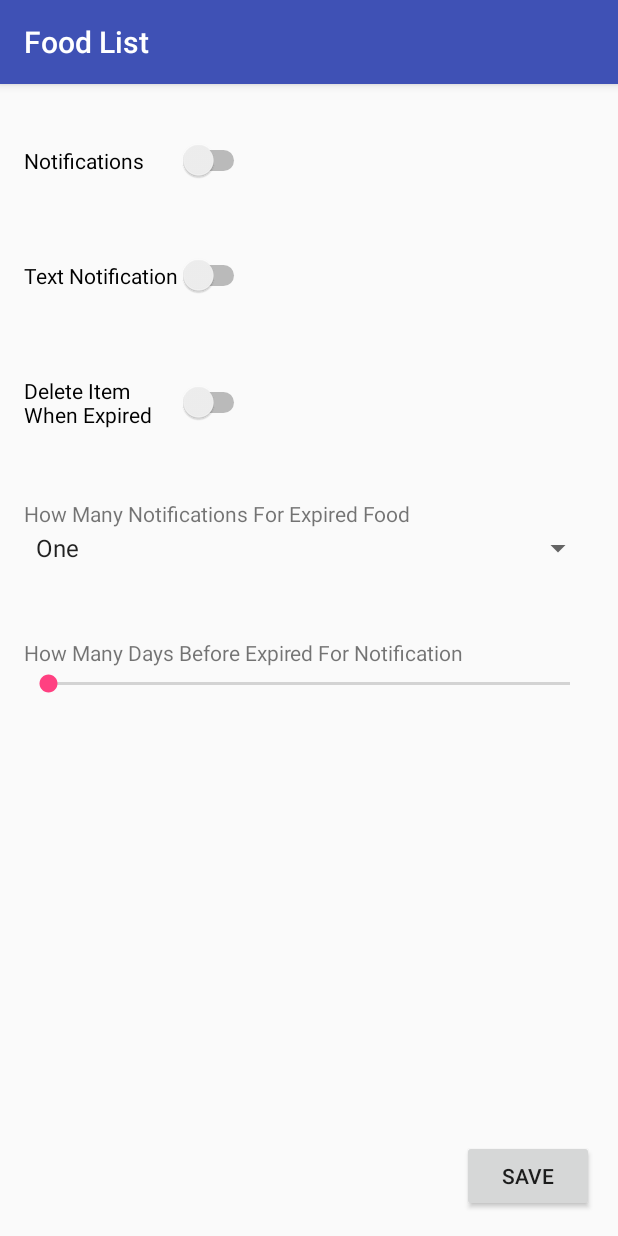
After one commit to teeganduong/eXpire, an Android app: the Settings screen opened directly, with no data from a screen before it, on a phone screen of 412 x 824 dp. The commit adds this screen. Run offline under Robolectric (Android 15) with nearby library versions, the phone set to English and light mode, and no system bars.

Commit message:
Settings

```diff
--- a/TestApp/app/src/main/AndroidManifest.xml
+++ b/TestApp/app/src/main/AndroidManifest.xml
@@ -16,6 +16,8 @@
                 <category android:name="android.intent.category.LAUNCHER" />
             </intent-filter>
         </activity>
+        <activity android:name=".Settings"></activity>
+
     </application>
 
 </manifest>
--- a/TestApp/app/src/main/java/expire/testapp/MainActivity.java
+++ b/TestApp/app/src/main/java/expire/testapp/MainActivity.java
@@ -3,6 +3,7 @@ package expire.testapp;
 import android.app.FragmentManager;
 import android.content.ContentValues;
 import android.content.DialogInterface;
+import android.content.Intent;
 import android.database.Cursor;
 import android.database.sqlite.SQLiteDatabase;
 import android.os.Bundle;
@@ -13,6 +14,7 @@ import android.view.MenuItem;
 import android.view.View;
 import android.widget.ArrayAdapter;
 import android.widget.EditText;
+import android.widget.ImageButton;
 import android.widget.ListView;
 import android.widget.TextView;
 import android.app.DialogFragment;
@@ -34,6 +36,16 @@ public class MainActivity extends AppCompatActivity implements DialogInterface.O
         setContentView(R.layout.activity_main);
         mHelper = new FoodItemDbHelper(this);
         mFoodItemListView = (ListView) findViewById(R.id.list_todo);
+
+        final ImageButton a=(ImageButton) findViewById(R.id.setting);
+
+        a.setOnClickListener(new View.OnClickListener() {
+            @Override
+            public void onClick(View view) {
+                Intent aa= new Intent(MainActivity.this , Settings.class);
+                startActivity(aa);
+            }
+        });
 
         updateUI();
     }
--- /dev/null
+++ b/TestApp/app/src/main/java/expire/testapp/Settings.java
@@ -0,0 +1,28 @@
+package expire.testapp;
+
+import android.content.Intent;
+import android.support.v7.app.AppCompatActivity;
+import android.os.Bundle;
+import android.view.View;
+import android.widget.Button;
+import android.widget.EditText;
+
+public class Settings extends AppCompatActivity {
+
+    @Override
+    protected void onCreate(Bundle savedInstanceState) {
+        super.onCreate(savedInstanceState);
+        setContentView(R.layout.activity_setting);
+
+        final Button a=(Button) findViewById(R.id.button);
+        a.setOnClickListener(new View.OnClickListener() {
+            @Override
+            public void onClick(View view) {
+                Intent aa= new Intent(Settings.this , MainActivity.class);
+                startActivity(aa);
+            }
+        });
+
+        final EditText taskEditText = new EditText(this);
+    }
+}
--- a/TestApp/app/src/main/res/layout/activity_main.xml
+++ b/TestApp/app/src/main/res/layout/activity_main.xml
@@ -1,5 +1,6 @@
 <?xml version="1.0" encoding="utf-8"?>
 <RelativeLayout xmlns:android="http://schemas.android.com/apk/res/android"
+    xmlns:app="http://schemas.android.com/apk/res-auto"
     xmlns:tools="http://schemas.android.com/tools"
     android:layout_width="match_parent"
     android:layout_height="match_parent"
@@ -9,6 +10,16 @@
     android:paddingTop="16dp"
     tools:context="expire.testapp.MainActivity">
 
+
+    <ImageButton
+        android:id="@+id/setting"
+        android:layout_width="wrap_content"
+        android:layout_height="wrap_content"
+        android:layout_alignParentBottom="true"
+        android:layout_alignParentLeft="true"
+        android:layout_alignParentStart="true"
+        app:srcCompat="@android:drawable/ic_menu_manage" />
+
     <ListView
         android:id="@+id/list_todo"
         android:layout_width="wrap_content"
--- /dev/null
+++ b/TestApp/app/src/main/res/layout/activity_setting.xml
@@ -0,0 +1,95 @@
+<?xml version="1.0" encoding="utf-8"?>
+<RelativeLayout xmlns:android="http://schemas.android.com/apk/res/android"
+    xmlns:app="http://schemas.android.com/apk/res-auto"
+    xmlns:tools="http://schemas.android.com/tools"
+    android:layout_width="match_parent"
+    android:layout_height="match_parent"
+    android:paddingBottom="16dp"
+    android:paddingLeft="16dp"
+    android:paddingRight="16dp"
+    android:paddingTop="16dp"
+    tools:context="expire.testapp.MainActivity">
+
+    <Switch
+        android:id="@+id/switch1"
+        android:layout_width="wrap_content"
+        android:layout_height="wrap_content"
+        android:layout_alignEnd="@+id/switch2"
+        android:layout_alignParentLeft="true"
+        android:layout_alignParentStart="true"
+        android:layout_alignParentTop="true"
+        android:layout_alignRight="@+id/switch2"
+        android:layout_marginTop="21dp"
+        android:text="Notifications" />
+
+    <Switch
+        android:id="@+id/switch2"
+        android:layout_width="wrap_content"
+        android:layout_height="wrap_content"
+        android:layout_alignParentLeft="true"
+        android:layout_alignParentStart="true"
+        android:layout_below="@+id/switch1"
+        android:layout_marginTop="49dp"
+        android:text="Text Notification" />
+
+    <Switch
+        android:id="@+id/switch3"
+        android:layout_width="wrap_content"
+        android:layout_height="wrap_content"
+        android:layout_alignEnd="@+id/switch2"
+        android:layout_alignRight="@+id/switch2"
+        android:layout_below="@+id/switch2"
+        android:layout_marginTop="53dp"
+        android:text="Delete Item When Expired" />
+
+    <Spinner
+        android:id="@+id/spinner"
+        android:entries="@array/days"
+        android:layout_width="match_parent"
+        android:layout_height="wrap_content"
+        android:layout_alignParentLeft="true"
+        android:layout_alignParentStart="true"
+        android:layout_below="@+id/switch3"
+        android:layout_marginTop="67dp" />
+
+    <SeekBar
+        android:id="@+id/seekBar"
+        android:layout_width="wrap_content"
+        android:layout_height="wrap_content"
+        android:layout_alignParentEnd="true"
+        android:layout_alignParentLeft="true"
+        android:layout_alignParentRight="true"
+        android:layout_alignParentStart="true"
+        android:layout_below="@+id/spinner"
+        android:layout_marginTop="69dp" />
+
+    <Button
+        android:id="@+id/button"
+        android:layout_width="wrap_content"
+        android:layout_height="wrap_content"
+        android:layout_alignParentBottom="true"
+        android:layout_alignParentEnd="true"
+        android:layout_alignParentRight="true"
+        android:text="Save" />
+
+    <TextView
+        android:id="@+id/textView"
+        android:layout_width="wrap_content"
+        android:layout_height="wrap_content"
+        android:layout_alignBottom="@+id/seekBar"
+        android:layout_alignParentLeft="true"
+        android:layout_alignParentStart="true"
+        android:layout_marginBottom="20dp"
+        android:text="How Many Days Before Expired For Notification"
+        android:visibility="visible" />
+
+    <TextView
+        android:id="@+id/textView2"
+        android:layout_width="wrap_content"
+        android:layout_height="wrap_content"
+        android:layout_alignBottom="@+id/spinner"
+        android:layout_alignParentLeft="true"
+        android:layout_alignParentStart="true"
+        android:layout_marginBottom="25dp"
+        android:text="How Many Notifications For Expired Food" />
+</RelativeLayout>
--- a/TestApp/app/src/main/res/values/strings.xml
+++ b/TestApp/app/src/main/res/values/strings.xml
@@ -2,4 +2,11 @@
     <string name="app_name">Test App</string>
     <string name="add">Add</string>
     <string name="cancel">Cancel</string>
+
+    <string-array name="days">
+        <item>One</item>
+        <item>Two</item>
+        <item>Three</item>
+        <item>Four</item>
+    </string-array>
 </resources>
```
